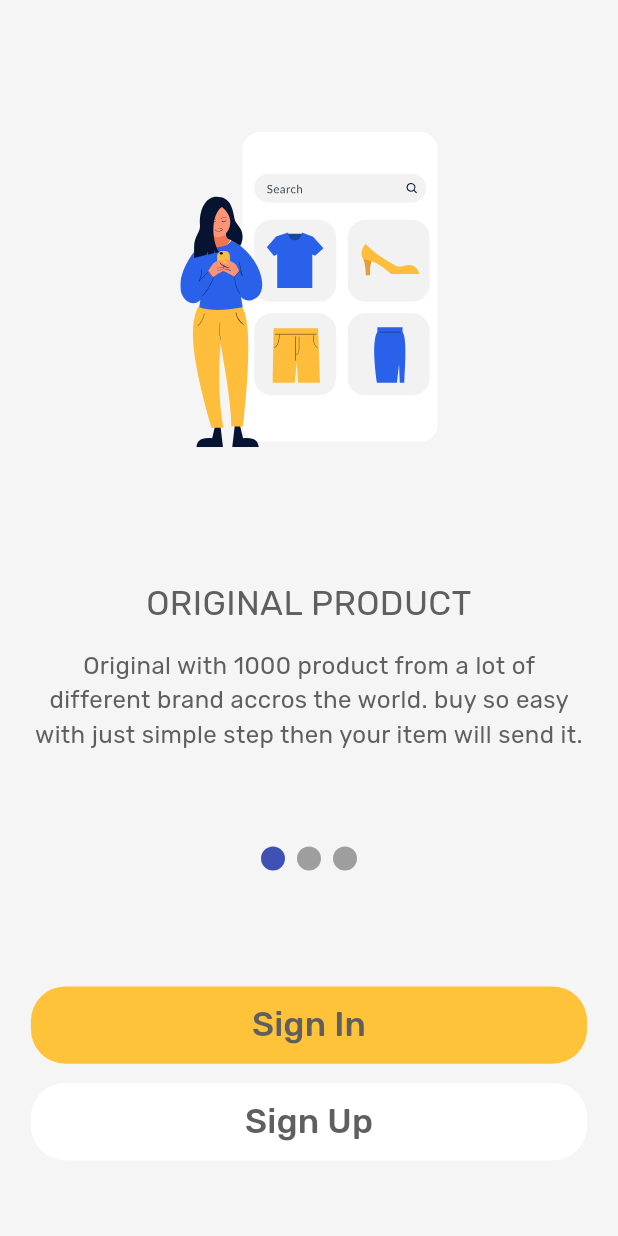
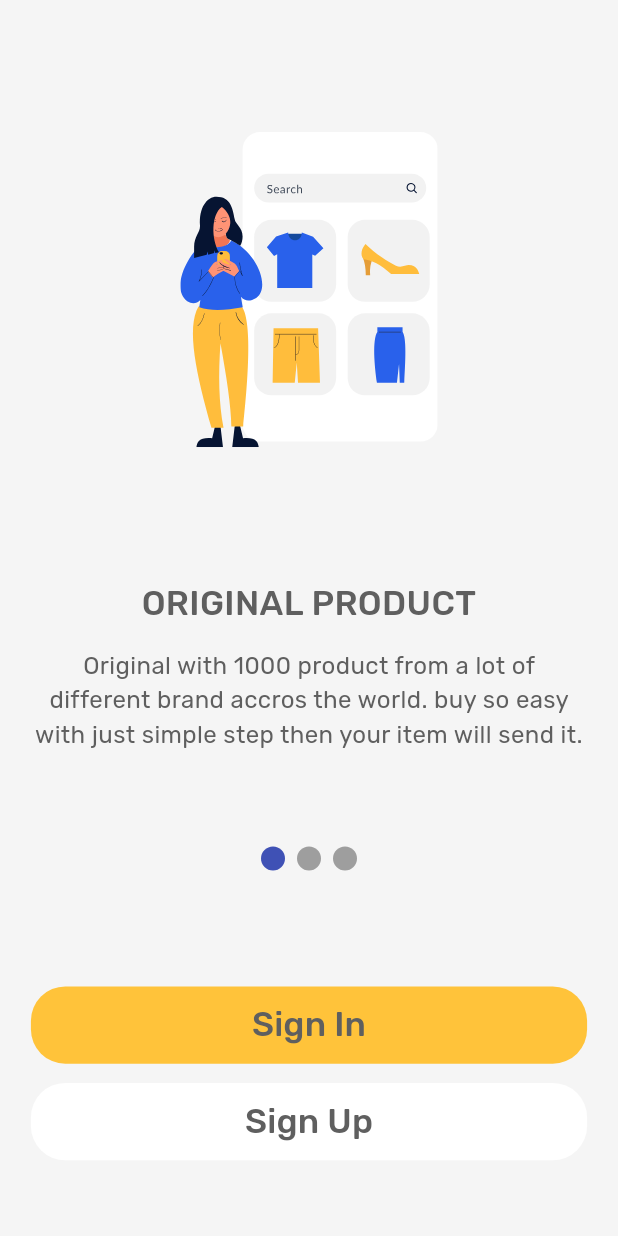
Before and after one commit to minhdang2803/E-commerce, a Flutter app: the screen it shows after launch, on a phone screen of 412 x 824 dp. Run offline on Flutter 3.47's test engine with Material 2 defaults, Android fonts, the phone set to English and light mode, and no system bars; drawn by our look-alikes of smooth_page_indicator; our stand-ins replace firebase_core, flutter_native_splash, flutter_screenutil, flutter_svg, go_router, google_fonts and 1 more; accounts and stored records are empty.

Commit message:
Done onboarding_screen

```diff
--- a/lib/views/onboarding_screen.dart
+++ b/lib/views/onboarding_screen.dart
@@ -1,6 +1,5 @@
 import 'package:ecom/theme/app_color.dart';
 import 'package:ecom/theme/app_font.dart';
-import 'package:ecom/theme/app_theme.dart';
 import 'package:flutter/material.dart';
 import 'package:flutter_screenutil/flutter_screenutil.dart';
 import 'package:flutter_svg/svg.dart';
@@ -132,6 +131,7 @@ class OnboardingScreenComponent extends StatelessWidget {
                 text['title']!,
                 style: AppTypography.headline.copyWith(
                   color: AppColor.textPrimary,
+                  fontWeight: FontWeight.w500,
                 ),
                 textAlign: TextAlign.center,
               ),
```
